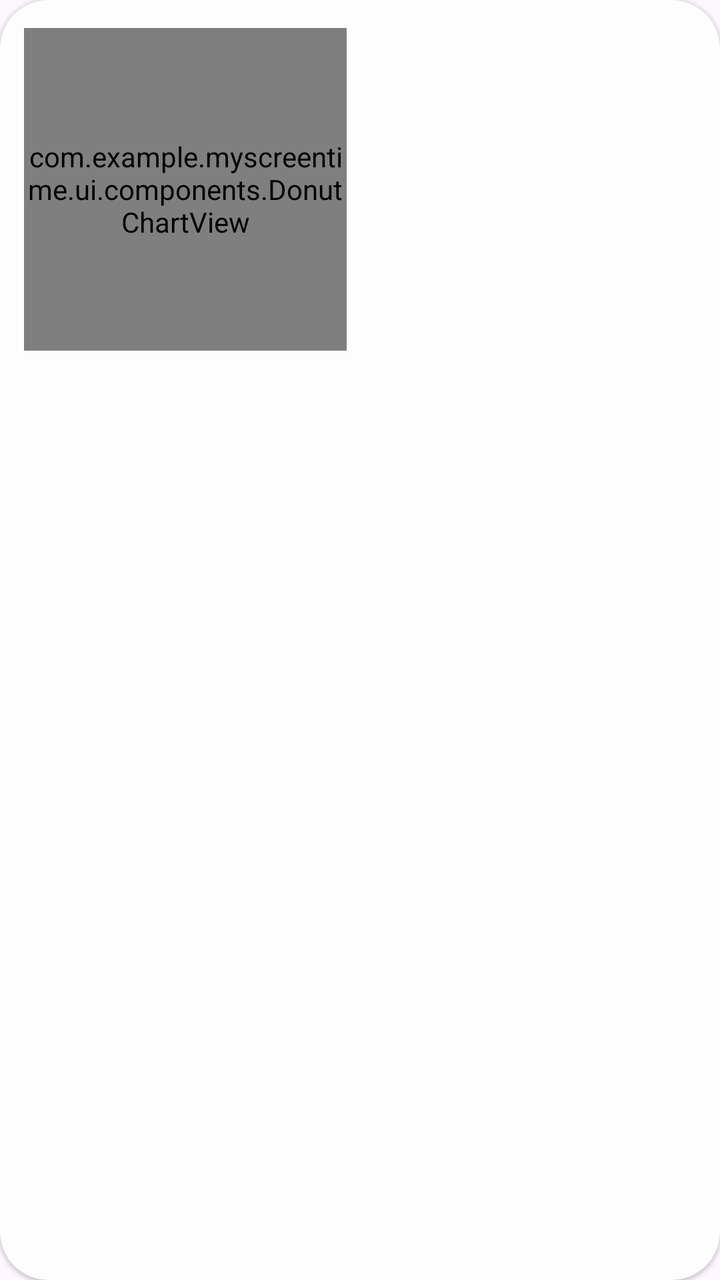
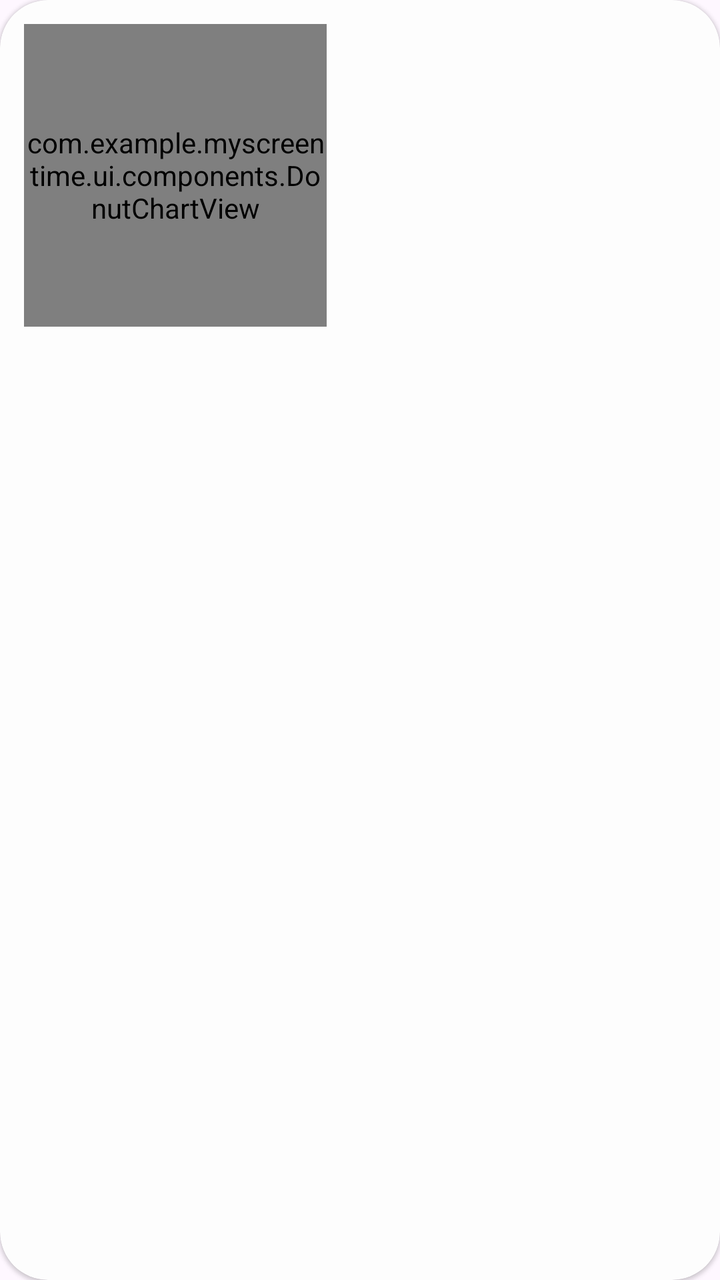

The first picture is an Android layout as it rendered before a commit; the second is the same layout after the commit. The layout source and the unified diff follow.
<!-- AndroidManifest.xml: application theme Theme.MyScreenTime -->
<!-- res/layout/dashboard_total_card.xml -->
<?xml version="1.0" encoding="utf-8"?>
<com.google.android.material.card.MaterialCardView
    xmlns:android="http://schemas.android.com/apk/res/android"
    xmlns:app="http://schemas.android.com/apk/res-auto"
    android:layout_width="match_parent"
    android:layout_height="wrap_content"
    app:cardBackgroundColor="@color/bright_white"
    app:cardCornerRadius="24dp"
    app:cardElevation="1dp"
    app:strokeWidth="0dp">

    <androidx.constraintlayout.widget.ConstraintLayout
        android:id="@+id/total_screen_card_root"
        android:layout_width="match_parent"
        android:layout_height="wrap_content"
        android:paddingStart="12dp"
        android:paddingEnd="12dp"
        android:paddingTop="14dp"
        android:paddingBottom="14dp">

        
        <com.example.myscreentime.ui.components.DonutChartView
            android:id="@+id/donut_chart"
            android:layout_width="0dp"
            android:layout_height="0dp"
            app:layout_constraintDimensionRatio="1:1"
            app:layout_constraintStart_toStartOf="parent"
            app:layout_constraintTop_toTopOf="parent"
            app:layout_constraintBottom_toBottomOf="parent"
            app:layout_constraintWidth_percent="0.48" />

        
        <LinearLayout
            android:id="@+id/legend_container_vertical"
            android:layout_width="0dp"
            android:layout_height="wrap_content"
            android:layout_marginStart="12dp"
            android:orientation="vertical"
            app:layout_constraintStart_toEndOf="@id/donut_chart"
            app:layout_constraintEnd_toEndOf="parent"
            app:layout_constraintTop_toTopOf="parent"
            app:layout_constraintBottom_toBottomOf="parent">

            

        </LinearLayout>

    </androidx.constraintlayout.widget.ConstraintLayout>

</com.google.android.material.card.MaterialCardView>
<!-- resources referenced by this layout -->
<resources>
  <color name="bright_white">#FDFDFD</color>
  <style name="Theme.MyScreenTime" parent="Base.Theme.MyScreenTime" />
  <style name="Base.Theme.MyScreenTime" parent="Theme.Material3.Light.NoActionBar">
          
          
      </style>
</resources>

<!-- the commit's change to res/layout/dashboard_total_card.xml (unified diff, before → after) -->
@@ -1,4 +1,3 @@
-<?xml version="1.0" encoding="utf-8"?>
 <com.google.android.material.card.MaterialCardView
     xmlns:android="http://schemas.android.com/apk/res/android"
     xmlns:app="http://schemas.android.com/apk/res-auto"
@@ -13,12 +12,8 @@
         android:id="@+id/total_screen_card_root"
         android:layout_width="match_parent"
         android:layout_height="wrap_content"
-        android:paddingStart="12dp"
-        android:paddingEnd="12dp"
-        android:paddingTop="14dp"
-        android:paddingBottom="14dp">
+        android:padding="12dp">
 
-        
         <com.example.myscreentime.ui.components.DonutChartView
             android:id="@+id/donut_chart"
             android:layout_width="0dp"
@@ -27,23 +22,20 @@
             app:layout_constraintStart_toStartOf="parent"
             app:layout_constraintTop_toTopOf="parent"
             app:layout_constraintBottom_toBottomOf="parent"
-            app:layout_constraintWidth_percent="0.48" />
+            app:layout_constraintWidth_percent="0.45"
+            app:layout_constraintWidth_max="210dp" />
 
-        
         <LinearLayout
             android:id="@+id/legend_container_vertical"
             android:layout_width="0dp"
             android:layout_height="wrap_content"
-            android:layout_marginStart="12dp"
+            android:layout_marginStart="18dp"
             android:orientation="vertical"
+            android:gravity="center_vertical"
             app:layout_constraintStart_toEndOf="@id/donut_chart"
             app:layout_constraintEnd_toEndOf="parent"
-            app:layout_constraintTop_toTopOf="parent"
-            app:layout_constraintBottom_toBottomOf="parent">
-
-            
-
-        </LinearLayout>
+            app:layout_constraintTop_toTopOf="@id/donut_chart"
+            app:layout_constraintBottom_toBottomOf="@id/donut_chart" />
 
     </androidx.constraintlayout.widget.ConstraintLayout>
 
